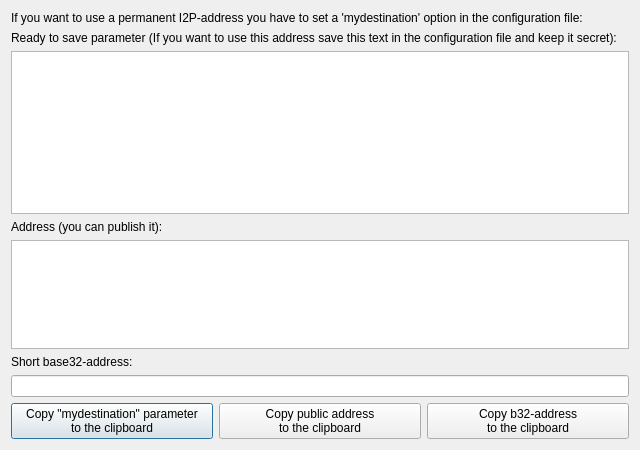
The window that src/qt/forms/showi2paddresses.ui (metaspartan/denarius) describes before a commit, drawn with Qt 5.
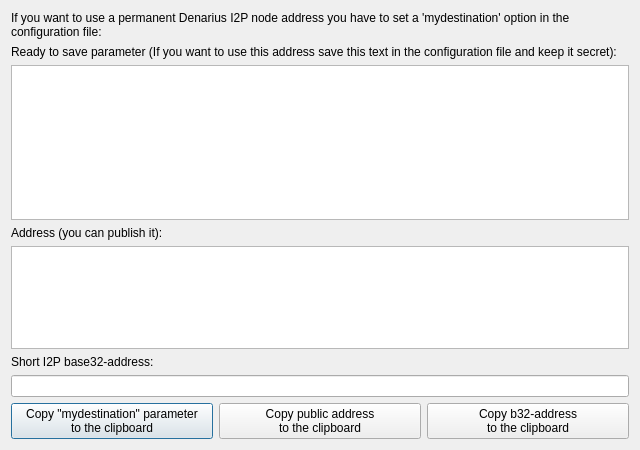
The same window after the commit.

```diff
--- a/src/qt/forms/showi2paddresses.ui
+++ b/src/qt/forms/showi2paddresses.ui
@@ -23,7 +23,7 @@
    <item>
     <widget class="QLabel" name="label">
      <property name="text">
-      <string>If you want to use a permanent I2P-address you have to set a 'mydestination' option in the configuration file:</string>
+      <string>If you want to use a permanent Denarius I2P node address you have to set a 'mydestination' option in the configuration file:</string>
      </property>
      <property name="wordWrap">
       <bool>true</bool>
@@ -76,7 +76,7 @@
    <item>
     <widget class="QLabel" name="label_5">
      <property name="text">
-      <string>Short base32-address:</string>
+      <string>Short I2P base32-address:</string>
      </property>
     </widget>
    </item>
```
